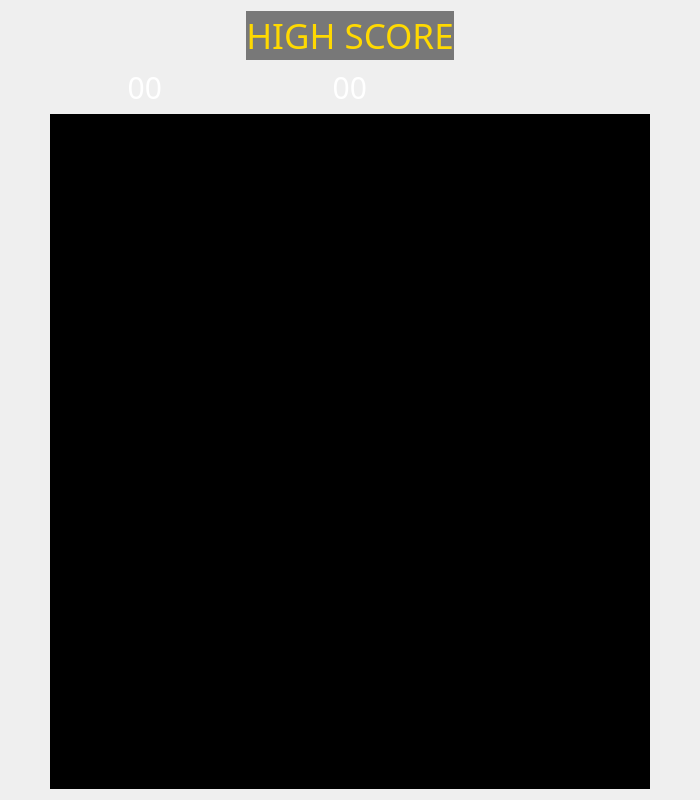
This is game.ui in jolignier/pacman as Qt 5 draws it before an edit. The edited form follows.
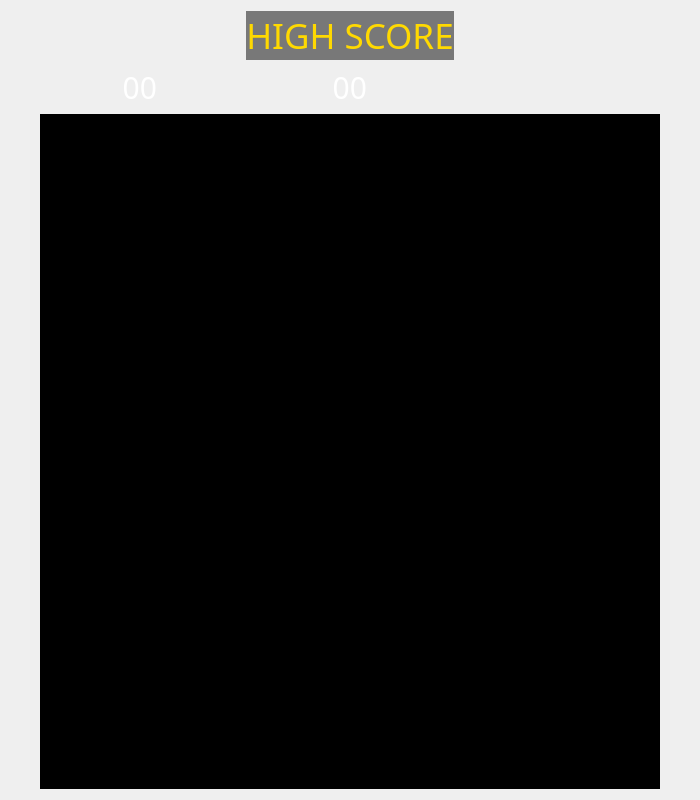
This is the edited form. Icons and pictures are not drawn.

Patch:
```diff
--- a/game.ui
+++ b/game.ui
@@ -117,10 +117,22 @@
          </property>
          <property name="minimumSize">
           <size>
-           <width>600</width>
+           <width>620</width>
            <height>0</height>
           </size>
          </property>
+         <property name="maximumSize">
+          <size>
+           <width>620</width>
+           <height>16777215</height>
+          </size>
+         </property>
+         <property name="verticalScrollBarPolicy">
+          <enum>Qt::ScrollBarAlwaysOff</enum>
+         </property>
+         <property name="horizontalScrollBarPolicy">
+          <enum>Qt::ScrollBarAlwaysOff</enum>
+         </property>
          <property name="sizeAdjustPolicy">
           <enum>QAbstractScrollArea::AdjustIgnored</enum>
          </property>
```
Left out of the diff: 3 changed lines with no effect on the pictures.
